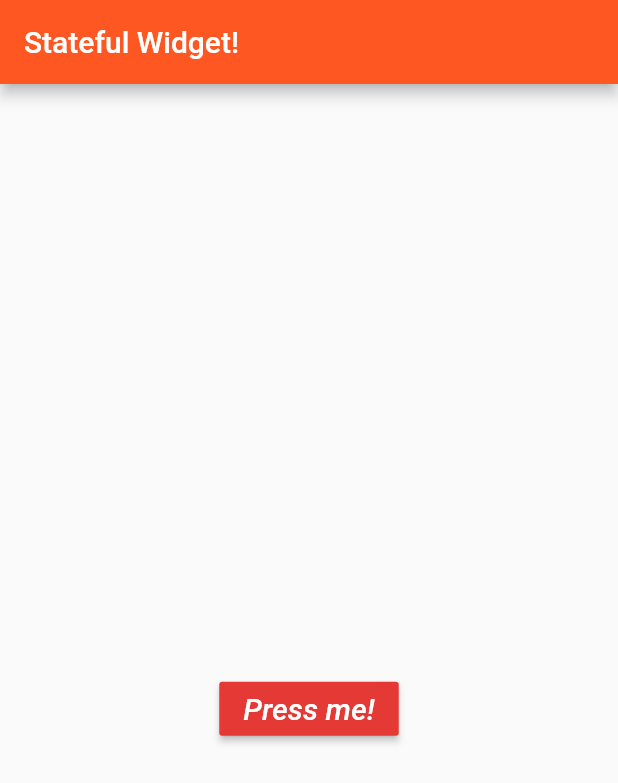
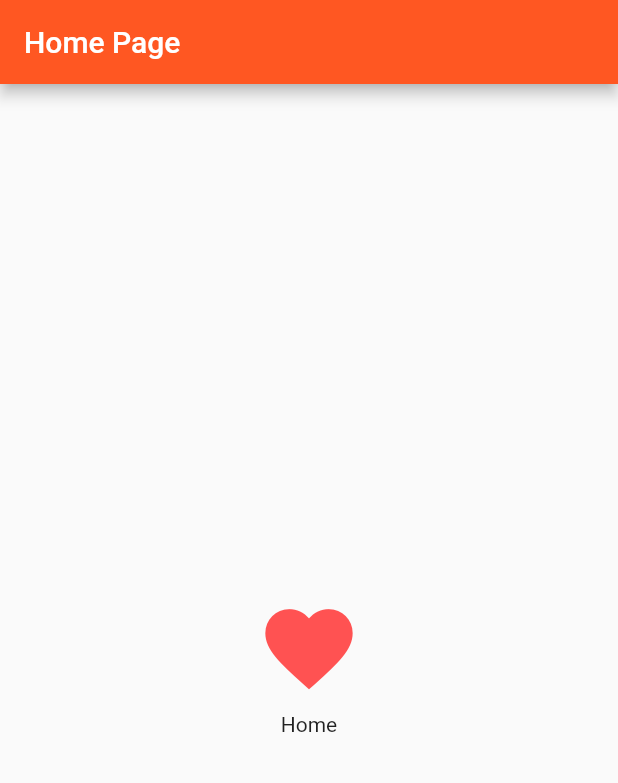
Before and after one commit to Hotteock3388/Study_Flutter-ui, a Flutter app: the screen it shows after launch, on a phone screen of 412 x 824 dp. Shown: the top 783 px of the screen. Run offline on Flutter 3.47's test engine with Material 2 defaults, Android fonts, the phone set to English and light mode, and no system bars.

Commit message:
4-1. Simple routes using StatelessWidget

```diff
--- /dev/null
+++ b/lib/4-1.Simple routes using StatelessWidget.dart
@@ -0,0 +1,44 @@
+import 'package:flutter/material.dart';
+
+class HomePage extends StatelessWidget {
+  @override
+  Widget build(BuildContext context) {
+    return new Scaffold(
+        appBar: new AppBar(
+            title: new Text("Home Page"), backgroundColor: Colors.deepOrange),
+        body: new Container(
+            child: new Center(
+                child: new Column(
+                    mainAxisAlignment: MainAxisAlignment.center,
+                    children: <Widget>[
+              new IconButton(
+                  icon: new Icon(Icons.favorite, color: Colors.redAccent),
+                  iconSize: 70.0,
+                  onPressed: () {
+                    Navigator.of(context).pushNamed("/SecondPage");
+                  }),
+              new Text("Home")
+            ]))));
+  }
+}
+
+class SecondPage extends StatelessWidget {
+  @override
+  Widget build(BuildContext context) {
+    return new Scaffold(
+        appBar: new AppBar(
+            title: new Text("Second Page"), backgroundColor: Colors.deepOrange),
+        body: new Container(
+            child: new Center(
+                child: new Column(
+                    mainAxisAlignment: MainAxisAlignment.center,
+                    children: <Widget>[
+              new IconButton(
+                icon: new Icon(Icons.home, color: Colors.blue),
+                iconSize: 70.0,
+                onPressed: null,
+              ),
+              new Text("Second Page")
+            ]))));
+  }
+}
--- a/lib/main.dart
+++ b/lib/main.dart
@@ -2,9 +2,12 @@ import 'package:flutter/material.dart';
 import 'package:free_write/1.%20helloworld.dart';
 import 'package:free_write/2.%20Stateless%20Widgets.dart';
 import 'package:free_write/3.Buttons%20and%20StatefulWidgets.dart';
+import 'package:free_write/4-1.Simple%20routes%20using%20StatelessWidget.dart';
 
 void main() {
-  runApp(new AwesomeButton());
+  runApp(new MaterialApp(home: new HomePage(), routes: <String, WidgetBuilder>{
+    "/SecondPage": (BuildContext context) => new SecondPage()
+  }));
 }
 
 class MyApp extends StatelessWidget {
```
